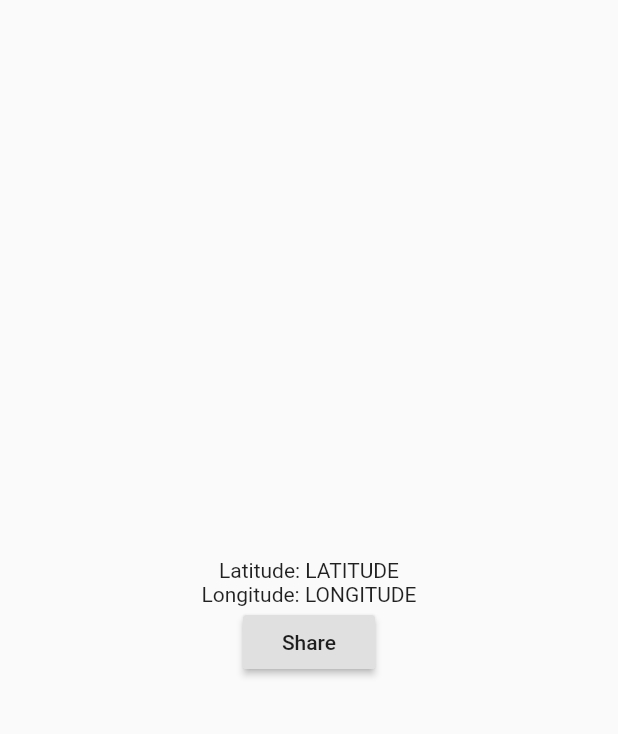
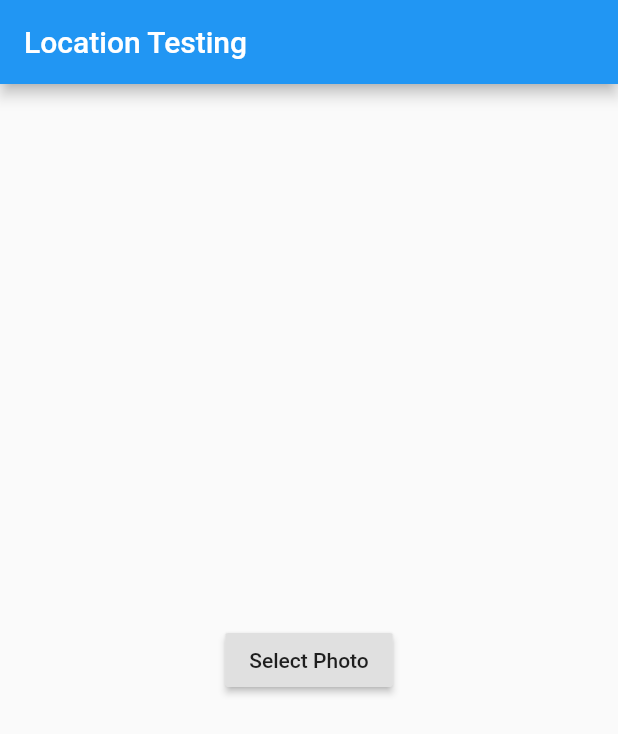
Before and after one commit to pstumbaugh/Dart-Flutter_LocationTesting, a Flutter app: the screen it shows after launch, on a phone screen of 412 x 824 dp. Shown: the top 734 px of the screen. Run offline on Flutter 3.47's test engine with Material 2 defaults, Android fonts, the phone set to English and light mode, and no system bars; our stand-ins replace image_picker, location.

Commit message:
adding camera

```diff
--- a/location_testing/lib/main.dart
+++ b/location_testing/lib/main.dart
@@ -1,5 +1,6 @@
 import 'package:flutter/material.dart';
 import 'screens/share_location_screen.dart';
+import 'screens/camera_screen.dart';
 
 void main() => runApp(MyApp());
 
@@ -7,11 +8,14 @@ class MyApp extends StatelessWidget {
   @override
   Widget build(BuildContext context) {
     return MaterialApp(
-      title: 'Startup Name Generator',
       theme: ThemeData(
-        primaryColor: Colors.red,
+        primaryColor: Colors.blue,
       ),
-      home: Scaffold(body: ShareLocationScreen()),
+      home: Scaffold(
+          appBar: AppBar(
+            title: Text("Location Testing"),
+          ),
+          body: CameraScreen()),
     );
   }
 }
--- /dev/null
+++ b/location_testing/lib/screens/camera_screen.dart
@@ -0,0 +1,51 @@
+import 'package:flutter/material.dart';
+import 'package:image_picker/image_picker.dart';
+import 'dart:io';
+
+class CameraScreen extends StatefulWidget {
+  @override
+  _CameraScreenState createState() => _CameraScreenState();
+}
+
+class _CameraScreenState extends State<CameraScreen> {
+  File image;
+
+  final picker = ImagePicker();
+  void getImage() async {
+    final pickedFile = await picker.getImage(source: ImageSource.camera);
+    image = File(pickedFile.path);
+    setState(() {});
+  }
+
+  @override
+  Widget build(BuildContext context) {
+    if (image == null) {
+      return Center(
+        child: RaisedButton(
+          child: Text('Select Photo'),
+          onPressed: () {
+            getImage();
+          },
+        ),
+      );
+    } else {
+      return Center(
+          child: Column(
+        mainAxisAlignment: MainAxisAlignment.center,
+        children: [
+          Image.file(image),
+          SizedBox(height: 40),
+          RaisedButton(
+            child: Text('Post It!'),
+            onPressed: () {},
+          )
+        ],
+      ));
+    }
+  }
+}
+
+  /*
+
+
+    */
--- a/location_testing/pubspec.yaml
+++ b/location_testing/pubspec.yaml
@@ -24,6 +24,7 @@ dependencies:
   flutter:
     sdk: flutter
   location: ^3.2.4
+  image_picker: ^0.6.2
 
 
 
```
Also changed, not shown: location_testing/lib/screens/share_location_screen.dart (+50 -7 lines), location_testing/pubspec.lock, 3 other files.
